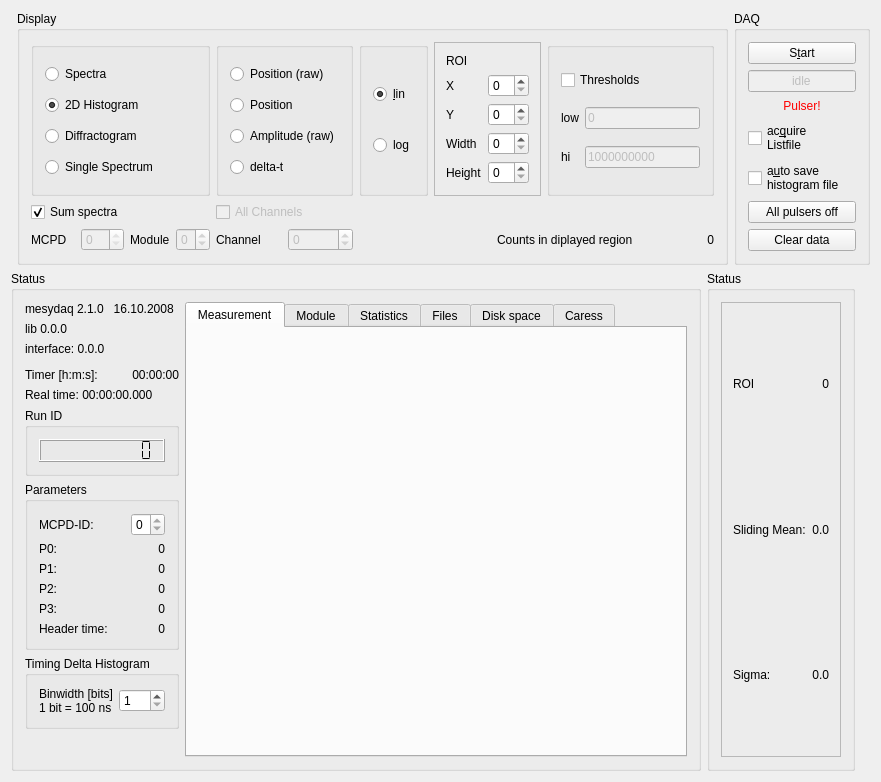
flueke/qmesydaq, file qmesydaq/mainwidget.ui: the form before one commit.
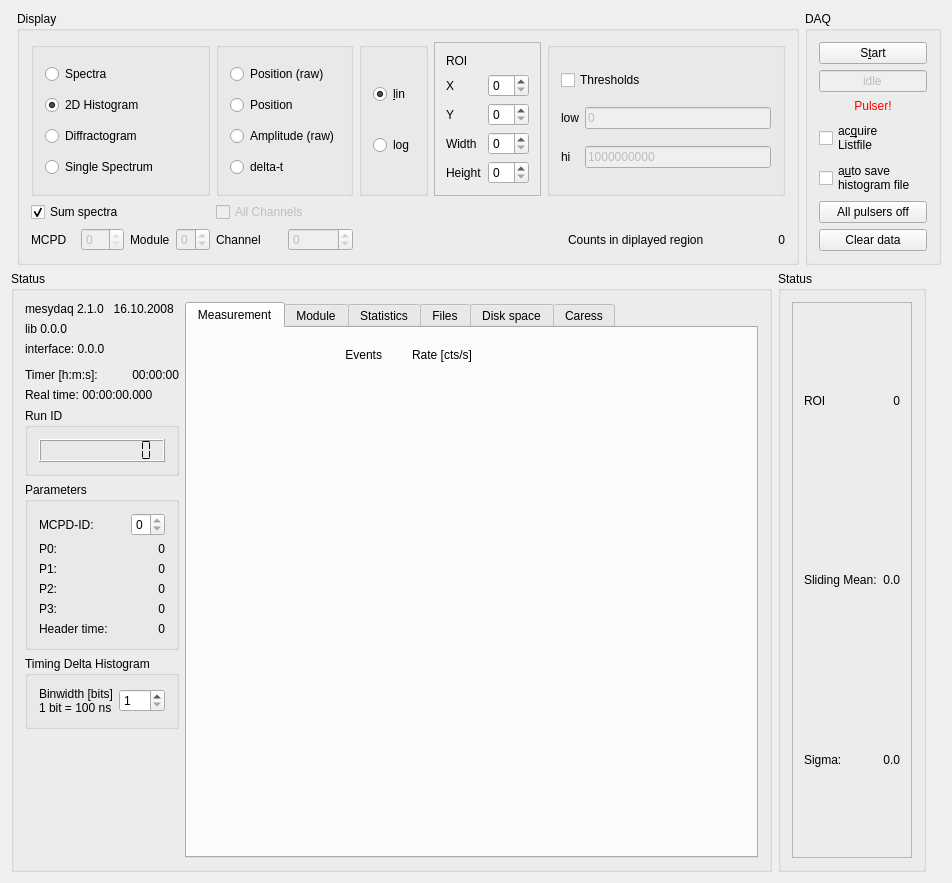
The form after the commit. Custom widgets are drawn as their Qt base class.

Commit message: GUI: improve alignment of the counter/monitor widgets

```diff
--- a/qmesydaq/mainwidget.ui
+++ b/qmesydaq/mainwidget.ui
@@ -6,8 +6,8 @@
    <rect>
     <x>0</x>
     <y>0</y>
-    <width>881</width>
-    <height>782</height>
+    <width>952</width>
+    <height>883</height>
    </rect>
   </property>
   <property name="baseSize">
@@ -439,6 +439,12 @@
         </item>
         <item>
          <widget class="QTabWidget" name="statusTab">
+          <property name="sizePolicy">
+           <sizepolicy hsizetype="MinimumExpanding" vsizetype="Expanding">
+            <horstretch>0</horstretch>
+            <verstretch>0</verstretch>
+           </sizepolicy>
+          </property>
           <property name="minimumSize">
            <size>
             <width>200</width>
@@ -462,6 +468,58 @@
                 </property>
                </widget>
               </item>
+              <item>
+               <layout class="QHBoxLayout" name="horizontalLayout">
+                <item>
+                 <spacer name="horizontalSpacer">
+                  <property name="orientation">
+                   <enum>Qt::Horizontal</enum>
+                  </property>
+                  <property name="sizeType">
+                   <enum>QSizePolicy::Expanding</enum>
+                  </property>
+                  <property name="sizeHint" stdset="0">
+                   <size>
+                    <width>40</width>
+                    <height>20</height>
+                   </size>
+                  </property>
+                 </spacer>
+                </item>
+                <item>
+                 <widget class="QLabel" name="eventLabel">
+                  <property name="minimumSize">
+                   <size>
+                    <width>84</width>
+                    <height>0</height>
+                   </size>
+                  </property>
+                  <property name="text">
+                   <string>Events</string>
+                  </property>
+                  <property name="alignment">
+                   <set>Qt::AlignRight|Qt::AlignTrailing|Qt::AlignVCenter</set>
+                  </property>
+                 </widget>
+                </item>
+                <item>
+                 <widget class="QLabel" name="rateLabel">
+                  <property name="minimumSize">
+                   <size>
+                    <width>84</width>
+                    <height>0</height>
+                   </size>
+                  </property>
+                  <property name="text">
+                   <string>Rate [cts/s]</string>
+                  </property>
+                  <property name="alignment">
+                   <set>Qt::AlignRight|Qt::AlignTrailing|Qt::AlignVCenter</set>
+                  </property>
+                 </widget>
+                </item>
+               </layout>
+              </item>
               <item>
                <widget class="PresetWidget" name="eventsPreset" native="true">
                 <property name="label" stdset="0">
```
Left out of the diff: 10 changed lines with no effect on the pictures. The commit also changes 6 other files.
